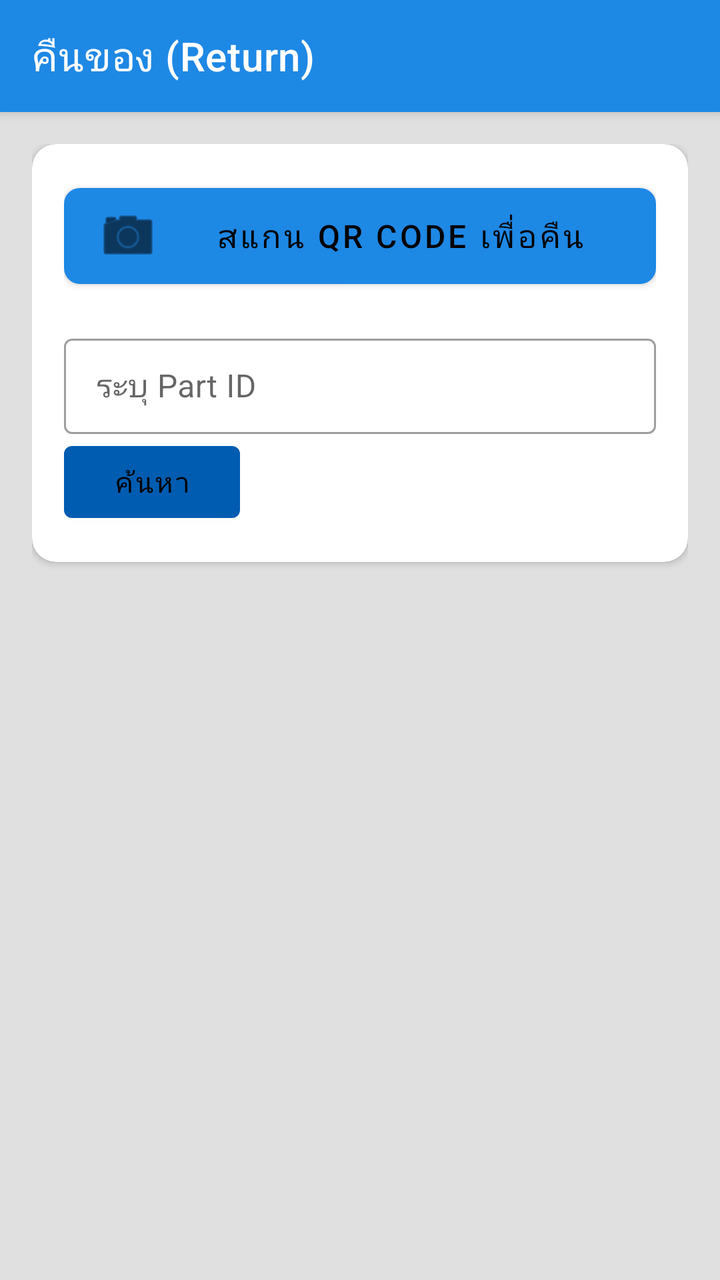
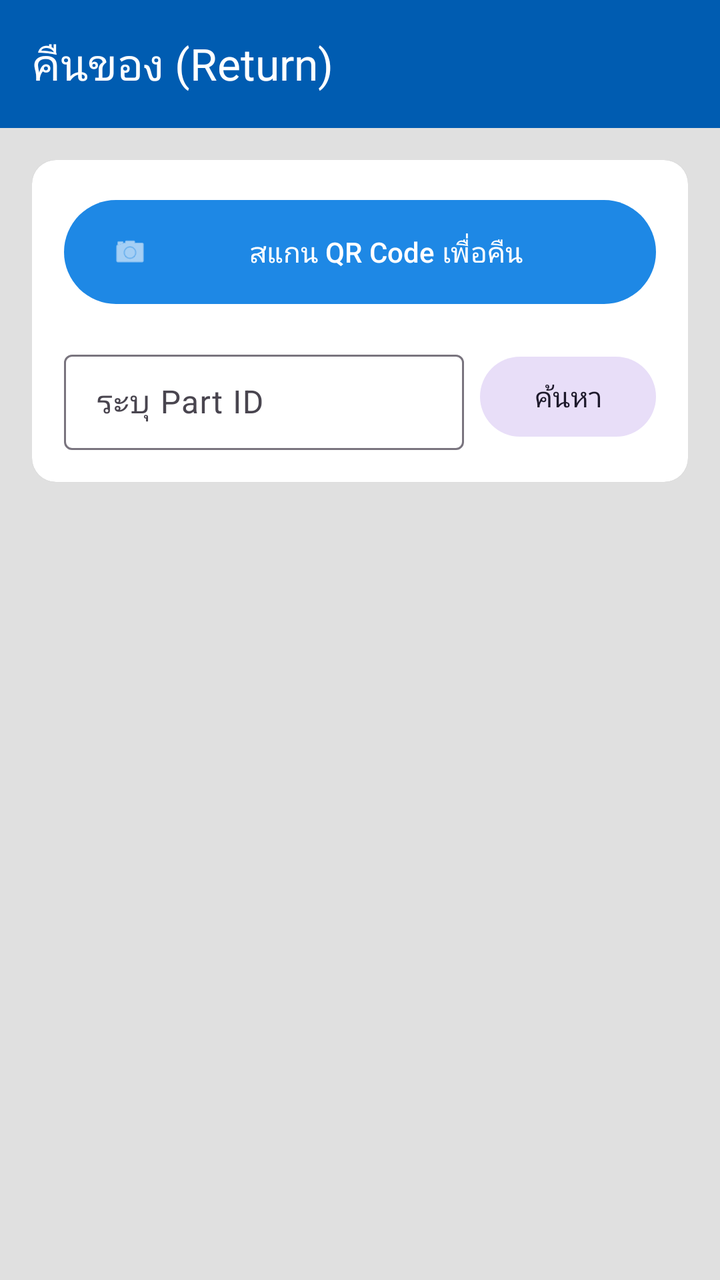

Compare the two renders of this Android layout. The source of the first and the diff that turns it into the second are given below.
<!-- AndroidManifest.xml: application theme Theme.MT01 -->
<!-- res/layout/activity_return.xml -->
<?xml version="1.0" encoding="utf-8"?>
<androidx.coordinatorlayout.widget.CoordinatorLayout
    xmlns:android="http://schemas.android.com/apk/res/android"
    xmlns:app="http://schemas.android.com/apk/res-auto"
    android:layout_width="match_parent"
    android:layout_height="match_parent"
    android:background="@color/neutral_background">

    <com.google.android.material.appbar.AppBarLayout
        android:layout_width="match_parent"
        android:layout_height="wrap_content">

        <androidx.appcompat.widget.Toolbar
            android:id="@+id/toolbar"
            android:layout_width="match_parent"
            android:layout_height="?attr/actionBarSize"
            android:background="@color/blue_primary"
            app:title="คืนของ (Return)"
            app:titleTextColor="@color/white" />

    </com.google.android.material.appbar.AppBarLayout>

    <androidx.core.widget.NestedScrollView
        android:layout_width="match_parent"
        android:layout_height="match_parent"
        app:layout_behavior="@string/appbar_scrolling_view_behavior"
        android:padding="16dp"
        android:clipToPadding="false">

        <LinearLayout
            android:layout_width="match_parent"
            android:layout_height="wrap_content"
            android:orientation="vertical">

            <com.google.android.material.card.MaterialCardView
                android:layout_width="match_parent"
                android:layout_height="wrap_content"
                android:layout_marginBottom="16dp"
                app:cardCornerRadius="12dp"
                app:cardElevation="2dp">

                <LinearLayout
                    android:layout_width="match_parent"
                    android:layout_height="wrap_content"
                    android:orientation="vertical"
                    android:padding="16dp">

                    <Button
                        android:id="@+id/btn_open_scanner"
                        android:layout_width="match_parent"
                        android:layout_height="60dp"
                        android:text="สแกน QR Code เพื่อคืน"
                        android:textSize="16sp"
                        app:icon="@android:drawable/ic_menu_camera"
                        app:cornerRadius="8dp" />

                    <com.google.android.material.textfield.TextInputLayout
                        style="@style/Widget.MaterialComponents.TextInputLayout.OutlinedBox.Dense"
                        android:layout_width="match_parent"
                        android:layout_height="wrap_content"
                        android:layout_marginTop="16dp"
                        android:hint="ระบุ Part ID">

                        <com.google.android.material.textfield.TextInputEditText
                            android:id="@+id/et_manual_input"
                            android:layout_width="match_parent"
                            android:layout_height="wrap_content"
                            android:inputType="text" />

                        <com.google.android.material.button.MaterialButton
                            android:id="@+id/btn_manual_search"
                            android:layout_width="wrap_content"
                            android:layout_height="wrap_content"
                            android:layout_gravity="center_vertical"
                            android:text="ค้นหา"
                            app:backgroundTint="@color/blue_dark" />

                    </com.google.android.material.textfield.TextInputLayout>

                </LinearLayout>
            </com.google.android.material.card.MaterialCardView>

            <LinearLayout
                android:id="@+id/layout_part_info"
                android:layout_width="match_parent"
                android:layout_height="wrap_content"
                android:orientation="vertical"
                android:visibility="gone">

                <com.google.android.material.card.MaterialCardView
                    android:layout_width="match_parent"
                    android:layout_height="wrap_content"
                    android:layout_marginBottom="16dp"
                    app:cardCornerRadius="12dp">

                    <LinearLayout
                        android:layout_width="match_parent"
                        android:layout_height="wrap_content"
                        android:orientation="vertical"
                        android:padding="16dp">

                        <TextView
                            android:id="@+id/tv_part_name"
                            android:layout_width="match_parent"
                            android:layout_height="wrap_content"
                            android:text="ชื่ออุปกรณ์ที่นำมาคืน"
                            android:textSize="18sp"
                            android:textStyle="bold"
                            android:textColor="@color/black" />

                        <TextView
                            android:id="@+id/tv_part_code"
                            android:layout_width="match_parent"
                            android:layout_height="wrap_content"
                            android:text="Part Code: -"
                            android:layout_marginTop="4dp" />

                        
                        <LinearLayout
                            android:layout_width="match_parent"
                            android:layout_height="wrap_content"
                            android:orientation="horizontal"
                            android:layout_marginTop="12dp">

                            
                            <LinearLayout
                                android:layout_width="0dp"
                                android:layout_height="wrap_content"
                                android:layout_weight="1"
                                android:orientation="vertical">

                                <TextView
                                    android:layout_width="wrap_content"
                                    android:layout_height="wrap_content"
                                    android:text="ตำแหน่ง"
                                    android:textSize="12sp"
                                    android:textColor="@color/grey_text" />

                                <TextView
                                    android:id="@+id/tv_loc_id"
                                    android:layout_width="wrap_content"
                                    android:layout_height="wrap_content"
                                    android:textSize="20sp"
                                    android:textStyle="bold"
                                    android:textColor="@color/blue_primary" />
                            </LinearLayout>

                            
                            <LinearLayout
                                android:layout_width="0dp"
                                android:layout_height="wrap_content"
                                android:layout_weight="1"
                                android:orientation="vertical"
                                android:gravity="end">

                                <TextView
                                    android:layout_width="wrap_content"
                                    android:layout_height="wrap_content"
                                    android:text="คงเหลือ"
                                    android:textSize="12sp"
                                    android:textColor="@color/grey_text" />

                                <LinearLayout
                                    android:layout_width="wrap_content"
                                    android:layout_height="wrap_content"
                                    android:orientation="horizontal"
                                    android:gravity="center_vertical">

                                    <TextView
                                        android:id="@+id/tv_current_qty"
                                        android:layout_width="wrap_content"
                                        android:layout_height="wrap_content"
                                        android:textSize="24sp"
                                        android:textStyle="bold"
                                        android:textColor="@color/black" />

                                    <TextView
                                        android:id="@+id/tv_unit"
                                        android:layout_width="wrap_content"
                                        android:layout_height="wrap_content"
                                        android:textSize="14sp"
                                        android:textColor="@color/grey_text"
                                        android:layout_marginStart="4dp" />
                                </LinearLayout>

                            </LinearLayout>

                        </LinearLayout>

                        <View
                            android:layout_width="match_parent"
                            android:layout_height="1dp"
                            android:background="#EEEEEE"
                            android:layout_marginVertical="12dp" />

                        <com.google.android.material.textfield.TextInputLayout
                            android:layout_width="match_parent"
                            android:layout_height="wrap_content"
                            style="@style/Widget.MaterialComponents.TextInputLayout.OutlinedBox"
                            android:hint="จำนวนที่คืน">

                            <com.google.android.material.textfield.TextInputEditText
                                android:id="@+id/et_qty"
                                android:layout_width="match_parent"
                                android:layout_height="wrap_content"
                                android:inputType="numberDecimal" />
                        </com.google.android.material.textfield.TextInputLayout>

                        <TextView
                            android:id="@+id/tv_txn_date"
                            android:layout_width="match_parent"
                            android:layout_height="wrap_content"
                            android:layout_marginTop="12dp"
                            android:padding="12dp"
                            android:background="@drawable/option_button_background"
                            android:text="วันที่คืน: 2024-05-07"
                            android:drawableEnd="@android:drawable/ic_menu_my_calendar" />

                        <com.google.android.material.textfield.TextInputLayout
                            android:layout_width="match_parent"
                            android:layout_height="wrap_content"
                            android:layout_marginTop="12dp"
                            style="@style/Widget.MaterialComponents.TextInputLayout.OutlinedBox"
                            android:hint="ระบุเหตุผลการคืน / สภาพอุปกรณ์">

                            <com.google.android.material.textfield.TextInputEditText
                                android:id="@+id/et_remark"
                                android:layout_width="match_parent"
                                android:layout_height="wrap_content"
                                android:inputType="text" />
                        </com.google.android.material.textfield.TextInputLayout>

                    </LinearLayout>
                </com.google.android.material.card.MaterialCardView>

                <com.google.android.material.button.MaterialButton
                    android:id="@+id/btn_confirm"
                    android:layout_width="match_parent"
                    android:layout_height="wrap_content"
                    android:text="ยืนยันการคืนของ"
                    android:textSize="16sp"
                    android:paddingVertical="12dp"
                    android:enabled="false"
                    app:backgroundTint="@color/blue_primary"
                    app:cornerRadius="8dp" />

            </LinearLayout>
        </LinearLayout>
    </androidx.core.widget.NestedScrollView>
</androidx.coordinatorlayout.widget.CoordinatorLayout>
<!-- resources referenced by this layout -->
<resources>
  <color name="black">#FF000000</color>
  <color name="blue_dark">#005CB1</color>
  <color name="blue_primary">#1E88E5</color>
  <color name="grey_text">#888888</color>
  <color name="neutral_background">#E0E0E0</color>
  <color name="white">#FFFFFFFF</color>
  <!-- drawable option_button_background (drawable) -->
  <?xml version="1.0" encoding="utf-8"?>
  <selector xmlns:android="http://schemas.android.com/apk/res/android">
      
      <item android:state_activated="true">
          <shape android:shape="rectangle">
              <solid android:color="@color/blue_500" /> 
              <corners android:radius="8dp" />
              <stroke android:width="1dp" android:color="@color/blue_700" />
          </shape>
      </item>
      
      <item>
          <shape android:shape="rectangle">
              <solid android:color="@android:color/white" /> 
              <corners android:radius="8dp" />
              <stroke android:width="1dp" android:color="@color/material_dynamic_neutral60" />
          </shape>
      </item>
  </selector>
  <style name="Theme.MT01" parent="Theme.MaterialComponents.DayNight.NoActionBar">
          <item name="colorPrimary">@color/blue_500</item>
          <item name="colorPrimaryVariant">@color/blue_700</item>
          <item name="colorOnPrimary">@color/black</item>
          <item name="colorSecondary">@color/blue_200</item>
          <item name="colorSecondaryVariant">@color/blue_700</item>
          <item name="colorOnSecondary">@color/black</item>
          <item name="android:statusBarColor">?attr/colorPrimaryVariant</item>
          <item name="additionalNoteColor">@color/orange_800</item>
          <item name="android:colorBackground">@color/floral_white</item>
      </style>
  <color name="blue_500">#1E88E5</color>
  <color name="blue_700">#005CB1</color>
  <color name="material_dynamic_neutral60">#9E9E9E</color>
  <color name="blue_200">#6AB7FF</color>
  <color name="orange_800">#EF6C00</color>
  <color name="floral_white">#FFFAF0</color>
</resources>

<!-- the commit's change to res/layout/activity_return.xml (unified diff, before → after) -->
@@ -4,7 +4,7 @@
     xmlns:app="http://schemas.android.com/apk/res-auto"
     android:layout_width="match_parent"
     android:layout_height="match_parent"
-    android:background="@color/neutral_background">
+    android:background="?attr/colorPageBackground">
 
     <com.google.android.material.appbar.AppBarLayout
         android:layout_width="match_parent"
@@ -14,9 +14,9 @@
             android:id="@+id/toolbar"
             android:layout_width="match_parent"
             android:layout_height="?attr/actionBarSize"
-            android:background="@color/blue_primary"
+            android:background="?attr/colorTxnReturn"
             app:title="คืนของ (Return)"
-            app:titleTextColor="@color/white" />
+            app:titleTextColor="?attr/colorOnPrimary" />
 
     </com.google.android.material.appbar.AppBarLayout>
 
@@ -33,11 +33,11 @@
             android:orientation="vertical">
 
             <com.google.android.material.card.MaterialCardView
+                style="?attr/materialCardViewElevatedStyle"
                 android:layout_width="match_parent"
                 android:layout_height="wrap_content"
                 android:layout_marginBottom="16dp"
-                app:cardCornerRadius="12dp"
-                app:cardElevation="2dp">
+                app:cardBackgroundColor="?attr/colorCardBackground">
 
                 <LinearLayout
                     android:layout_width="match_parent"
@@ -45,37 +45,44 @@
                     android:orientation="vertical"
                     android:padding="16dp">
 
-                    <Button
+                    <com.google.android.material.button.MaterialButton
                         android:id="@+id/btn_open_scanner"
+                        style="@style/Widget.Material3.Button"
                         android:layout_width="match_parent"
                         android:layout_height="60dp"
                         android:text="สแกน QR Code เพื่อคืน"
-                        android:textSize="16sp"
-                        app:icon="@android:drawable/ic_menu_camera"
-                        app:cornerRadius="8dp" />
-
-                    <com.google.android.material.textfield.TextInputLayout
-                        style="@style/Widget.MaterialComponents.TextInputLayout.OutlinedBox.Dense"
+                        app:icon="@android:drawable/ic_menu_camera" />
+
+                    <LinearLayout
                         android:layout_width="match_parent"
                         android:layout_height="wrap_content"
-                        android:layout_marginTop="16dp"
-                        android:hint="ระบุ Part ID">
-
-                        <com.google.android.material.textfield.TextInputEditText
-                            android:id="@+id/et_manual_input"
-                            android:layout_width="match_parent"
-                            android:layout_height="wrap_content"
-                            android:inputType="text" />
+                        android:orientation="horizontal"
+                        android:layout_marginTop="16dp">
+
+                        <com.google.android.material.textfield.TextInputLayout
+                            style="@style/Widget.Material3.TextInputLayout.OutlinedBox.Dense"
+                            android:layout_width="0dp"
+                            android:layout_height="wrap_content"
+                            android:layout_weight="1"
+                            android:hint="ระบุ Part ID">
+
+                            <com.google.android.material.textfield.TextInputEditText
+                                android:id="@+id/et_manual_input"
+                                android:layout_width="match_parent"
+                                android:layout_height="wrap_content"
+                                android:inputType="text" />
+                        </com.google.android.material.textfield.TextInputLayout>
 
                         <com.google.android.material.button.MaterialButton
                             android:id="@+id/btn_manual_search"
+                            style="@style/Widget.Material3.Button.TonalButton"
                             android:layout_width="wrap_content"
                             android:layout_height="wrap_content"
                             android:layout_gravity="center_vertical"
-                            android:text="ค้นหา"
-                            app:backgroundTint="@color/blue_dark" />
-
-                    </com.google.android.material.textfield.TextInputLayout>
+                            android:layout_marginStart="8dp"
+                            android:text="ค้นหา" />
+
+                    </LinearLayout>
 
                 </LinearLayout>
             </com.google.android.material.card.MaterialCardView>
@@ -88,10 +95,11 @@
                 android:visibility="gone">
 
                 <com.google.android.material.card.MaterialCardView
+                    style="?attr/materialCardViewElevatedStyle"
                     android:layout_width="match_parent"
                     android:layout_height="wrap_content"
                     android:layout_marginBottom="16dp"
-                    app:cardCornerRadius="12dp">
+                    app:cardBackgroundColor="?attr/colorCardBackground">
 
                     <LinearLayout
                         android:layout_width="match_parent"
@@ -103,16 +111,15 @@
                             android:id="@+id/tv_part_name"
                             android:layout_width="match_parent"
                             android:layout_height="wrap_content"
-                            android:text="ชื่ออุปกรณ์ที่นำมาคืน"
-                            android:textSize="18sp"
-                            android:textStyle="bold"
-                            android:textColor="@color/black" />
+                            android:textAppearance="?attr/textAppearanceTitleLarge"
+                            android:textColor="?attr/colorTextPrimary" />
 
                         <TextView
                             android:id="@+id/tv_part_code"
                             android:layout_width="match_parent"
                             android:layout_height="wrap_content"
-                            android:text="Part Code: -"
+                            android:textAppearance="?attr/textAppearanceBodyMedium"
+                            android:textColor="?attr/colorTextSecondary"
                             android:layout_marginTop="4dp" />
 
                         
@@ -133,16 +140,15 @@
                                     android:layout_width="wrap_content"
                                     android:layout_height="wrap_content"
                                     android:text="ตำแหน่ง"
-                                    android:textSize="12sp"
-                                    android:textColor="@color/grey_text" />
+                                    android:textAppearance="?attr/textAppearanceLabelSmall"
+                                    android:textColor="?attr/colorTextSecondary" />
 
                                 <TextView
                                     android:id="@+id/tv_loc_id"
                                     android:layout_width="wrap_content"
                                     android:layout_height="wrap_content"
-                                    android:textSize="20sp"
-                                    android:textStyle="bold"
-                                    android:textColor="@color/blue_primary" />
+                                    android:textAppearance="?attr/textAppearanceTitleLarge"
+                                    android:textColor="?attr/colorPrimary" />
                             </LinearLayout>
 
                             
@@ -157,8 +163,8 @@
                                     android:layout_width="wrap_content"
                                     android:layout_height="wrap_content"
                                     android:text="คงเหลือ"
-                                    android:textSize="12sp"
-                                    android:textColor="@color/grey_text" />
+                                    android:textAppearance="?attr/textAppearanceLabelSmall"
+                                    android:textColor="?attr/colorTextSecondary" />
 
                                 <LinearLayout
                                     android:layout_width="wrap_content"
@@ -170,16 +176,15 @@
                                         android:id="@+id/tv_current_qty"
                                         android:layout_width="wrap_content"
                                         android:layout_height="wrap_content"
-                                        android:textSize="24sp"
-                                        android:textStyle="bold"
-                                        android:textColor="@color/black" />
+                                        android:textAppearance="?attr/textAppearanceHeadlineMedium"
+                                        android:textColor="?attr/colorTextPrimary" />
 
                                     <TextView
                                         android:id="@+id/tv_unit"
                                         android:layout_width="wrap_content"
                                         android:layout_height="wrap_content"
-                                        android:textSize="14sp"
-                                        android:textColor="@color/grey_text"
+                                        android:textAppearance="?attr/textAppearanceBodySmall"
+                                        android:textColor="?attr/colorTextSecondary"
                                         android:layout_marginStart="4dp" />
                                 </LinearLayout>
 
@@ -187,16 +192,15 @@
 
                         </LinearLayout>
 
-                        <View
-                            android:layout_width="match_parent"
-                            android:layout_height="1dp"
-                            android:background="#EEEEEE"
+                        <com.google.android.material.divider.MaterialDivider
+                            android:layout_width="match_parent"
+                            android:layout_height="wrap_content"
                             android:layout_marginVertical="12dp" />
 
                         <com.google.android.material.textfield.TextInputLayout
                             android:layout_width="match_parent"
                             android:layout_height="wrap_content"
-                            style="@style/Widget.MaterialComponents.TextInputLayout.OutlinedBox"
+                            style="@style/Widget.Material3.TextInputLayout.OutlinedBox"
                             android:hint="จำนวนที่คืน">
 
                             <com.google.android.material.textfield.TextInputEditText
@@ -213,14 +217,15 @@
                             android:layout_marginTop="12dp"
                             android:padding="12dp"
                             android:background="@drawable/option_button_background"
-                            android:text="วันที่คืน: 2024-05-07"
-                            android:drawableEnd="@android:drawable/ic_menu_my_calendar" />
+                            android:text="วันที่คืน"
+                            android:drawableEnd="@android:drawable/ic_menu_my_calendar"
+                            android:textColor="?attr/colorTextPrimary" />
 
                         <com.google.android.material.textfield.TextInputLayout
                             android:layout_width="match_parent"
                             android:layout_height="wrap_content"
                             android:layout_marginTop="12dp"
-                            style="@style/Widget.MaterialComponents.TextInputLayout.OutlinedBox"
+                            style="@style/Widget.Material3.TextInputLayout.OutlinedBox"
                             android:hint="ระบุเหตุผลการคืน / สภาพอุปกรณ์">
 
                             <com.google.android.material.textfield.TextInputEditText
@@ -235,14 +240,13 @@
 
                 <com.google.android.material.button.MaterialButton
                     android:id="@+id/btn_confirm"
+                    style="@style/Widget.Material3.Button"
                     android:layout_width="match_parent"
                     android:layout_height="wrap_content"
                     android:text="ยืนยันการคืนของ"
-                    android:textSize="16sp"
                     android:paddingVertical="12dp"
                     android:enabled="false"
-                    app:backgroundTint="@color/blue_primary"
-                    app:cornerRadius="8dp" />
+                    app:backgroundTint="?attr/colorTxnReturn" />
 
             </LinearLayout>
         </LinearLayout>
<!-- resource entries referenced after the edit -->
@@ -2,46 +2,69 @@
 <resources>
   <color name="black">#FF000000</color>
   <color name="blue_dark">#005CB1</color>
-  <color name="blue_primary">#1E88E5</color>
   <color name="grey_text">#888888</color>
+  <color name="orange_600">#FB8C00</color>
+  <color name="red_disabled">#FF0000</color>
+  <color name="green_700">#1B5E20</color>
   <color name="neutral_background">#E0E0E0</color>
   <color name="white">#FFFFFFFF</color>
+  <color name="blue_light">#6AB7FF</color>
   <!-- drawable option_button_background (drawable) -->
   <?xml version="1.0" encoding="utf-8"?>
   <selector xmlns:android="http://schemas.android.com/apk/res/android">
       
       <item android:state_activated="true">
           <shape android:shape="rectangle">
-              <solid android:color="@color/blue_500" /> 
+              <solid android:color="?attr/colorPrimaryContainer" />
               <corners android:radius="8dp" />
-              <stroke android:width="1dp" android:color="@color/blue_700" />
+              <stroke android:width="1dp" android:color="?attr/colorPrimary" />
           </shape>
       </item>
       
       <item>
           <shape android:shape="rectangle">
-              <solid android:color="@android:color/white" /> 
+              <solid android:color="?attr/colorCardBackground" />
               <corners android:radius="8dp" />
-              <stroke android:width="1dp" android:color="@color/material_dynamic_neutral60" />
+              <stroke android:width="1dp" android:color="?attr/colorOutline" />
           </shape>
       </item>
   </selector>
-  <style name="Theme.MT01" parent="Theme.MaterialComponents.DayNight.NoActionBar">
+  <style name="Theme.MT01" parent="Theme.Material3.DayNight.NoActionBar">
+          
           <item name="colorPrimary">@color/blue_500</item>
-          <item name="colorPrimaryVariant">@color/blue_700</item>
-          <item name="colorOnPrimary">@color/black</item>
-          <item name="colorSecondary">@color/blue_200</item>
-          <item name="colorSecondaryVariant">@color/blue_700</item>
-          <item name="colorOnSecondary">@color/black</item>
-          <item name="android:statusBarColor">?attr/colorPrimaryVariant</item>
-          <item name="additionalNoteColor">@color/orange_800</item>
+          <item name="colorOnPrimary">@color/white</item>
+          <item name="colorPrimaryContainer">@color/blue_light</item>
+          <item name="colorOnPrimaryContainer">@color/blue_700</item>
+  
+          
+          <item name="colorSecondary">@color/teal_700</item>
+          <item name="colorOnSecondary">@color/white</item>
+  
+          
+          <item name="android:statusBarColor">?attr/colorPrimary</item>
+          <item name="android:windowLightStatusBar">false</item>
           <item name="android:colorBackground">@color/floral_white</item>
+  
+          
+          <item name="colorPageBackground">@color/neutral_background</item>
+          <item name="colorCardBackground">@color/white</item>
+          <item name="colorTextPrimary">@color/black</item>
+          <item name="colorTextSecondary">@color/grey_text</item>
+  
+          <item name="colorStatusLow">@color/orange_600</item>
+          <item name="colorStatusOut">@color/red_disabled</item>
+  
+          <item name="colorTxnIn">@color/green_700</item>
+          <item name="colorTxnOut">@color/orange_600</item>
+          <item name="colorTxnReturn">@color/blue_dark</item>
+  
+          
+          <item name="textAppearanceHeadlineLarge">@style/TextAppearance.Material3.HeadlineLarge</item>
+          <item name="textAppearanceBodyLarge">@style/TextAppearance.Material3.BodyLarge</item>
       </style>
   <color name="blue_500">#1E88E5</color>
   <color name="blue_700">#005CB1</color>
-  <color name="material_dynamic_neutral60">#9E9E9E</color>
-  <color name="blue_200">#6AB7FF</color>
-  <color name="orange_800">#EF6C00</color>
+  <color name="teal_700">#FF018786</color>
   <color name="floral_white">#FFFAF0</color>
 </resources>
 
